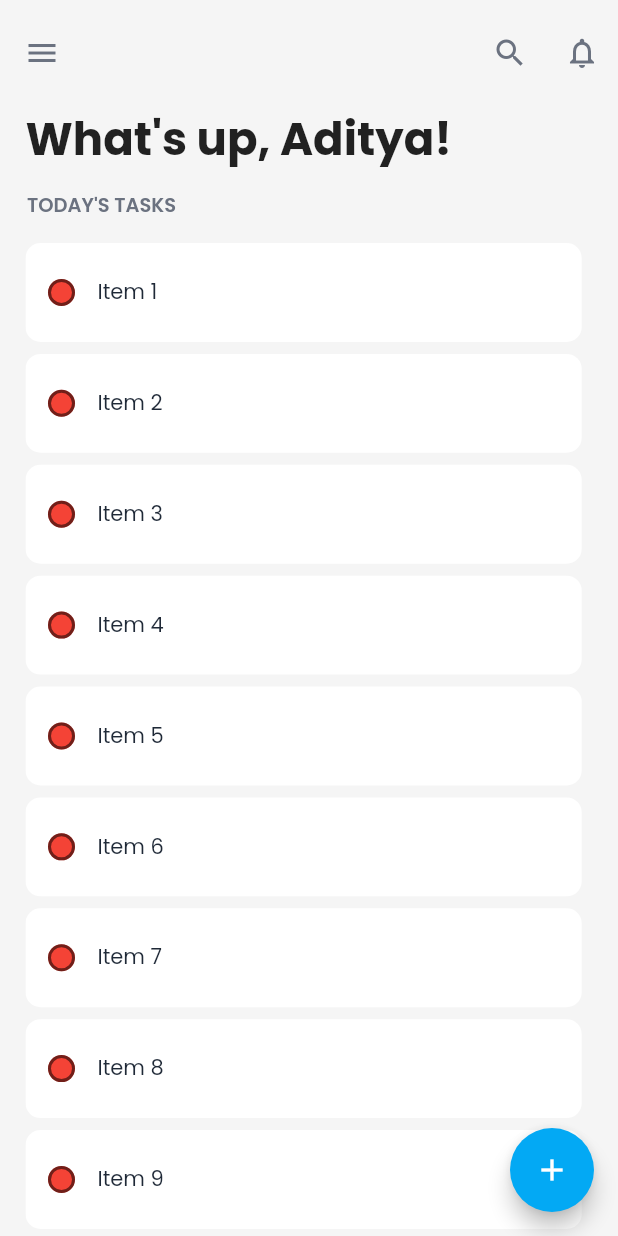
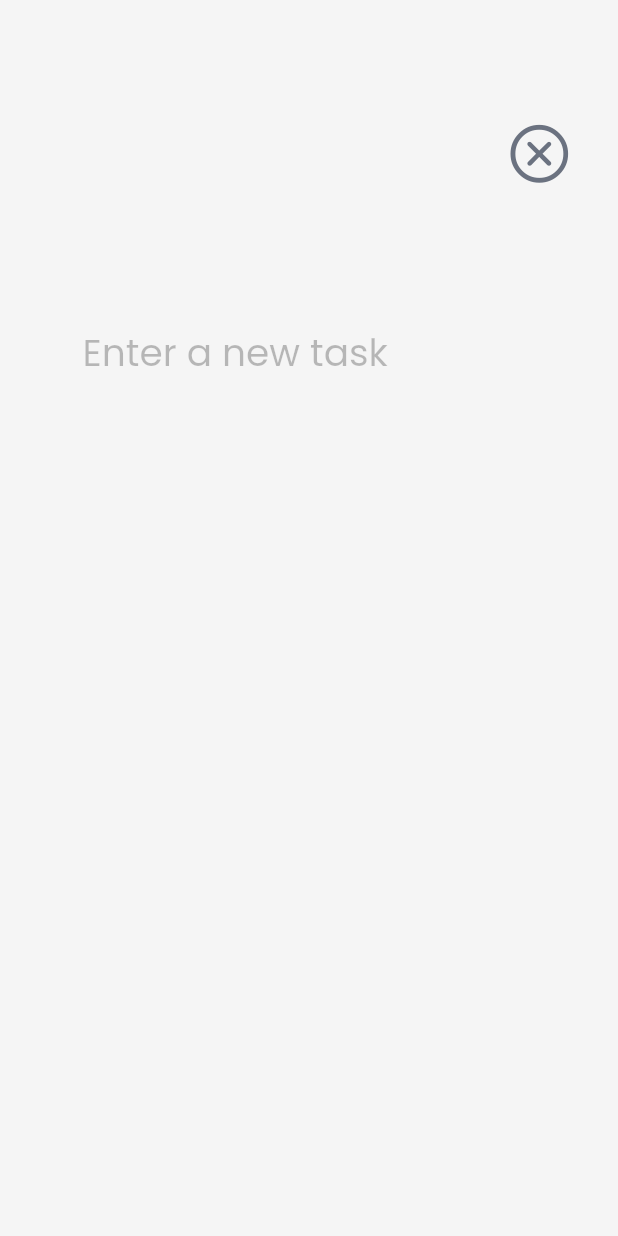
Before and after one commit to Adiii1436/DevTools, a Flutter app: the TodoListPage screen opened directly, after a tap on the "add" icon, on a phone screen of 412 x 824 dp. Run offline on Flutter 3.47's test engine with Material 2 defaults, Android fonts, the phone set to English and light mode, and no system bars; our stand-ins replace cloud_firestore, firebase_core, google_fonts, velocity_x; missing offline and left inert: cloud_firestore_web, firebase_analytics_web, firebase_auth_web, firebase_core_web, firebase_database_web, staggered_grid_view_flutter; accounts and stored records are empty.

Commit message:
created add_task.dart

```diff
--- /dev/null
+++ b/lib/Pages/todo_list_page.dart/add_task.dart
@@ -0,0 +1,49 @@
+import 'package:flutter/cupertino.dart';
+import 'package:flutter/material.dart';
+import 'package:velocity_x/velocity_x.dart';
+
+import '../../widgets/themes.dart';
+
+class AddTask extends StatelessWidget {
+  const AddTask({Key? key}) : super(key: key);
+
+  @override
+  Widget build(BuildContext context) {
+    return Scaffold(
+      backgroundColor: MyTheme.creamColor,
+      body: SafeArea(
+          child: Column(children: [
+        const SizedBox(
+          height: 50,
+        ),
+        Container(
+            padding: const EdgeInsets.all(30),
+            alignment: Alignment.centerRight,
+            child: const Icon(
+              CupertinoIcons.xmark_circle,
+              size: 45,
+              color: Vx.gray500,
+            )),
+        const SizedBox(
+          height: 50,
+        ),
+        Container(
+          margin: const EdgeInsets.only(left: 55),
+          child: const TextField(
+              cursorColor: Colors.black38,
+              style: TextStyle(fontSize: 25, color: Colors.black),
+              decoration: InputDecoration(
+                border: InputBorder.none,
+                focusedBorder: InputBorder.none,
+                enabledBorder: InputBorder.none,
+                disabledBorder: InputBorder.none,
+                hintText: 'Enter a new task',
+                hintStyle: TextStyle(
+                  color: Colors.black26,
+                ),
+              )),
+        )
+      ])),
+    );
+  }
+}
--- a/lib/Pages/todo_list_page.dart/todo_list.dart
+++ b/lib/Pages/todo_list_page.dart/todo_list.dart
@@ -1,3 +1,5 @@
+import 'dart:math';
+import 'package:devtools/Pages/todo_list_page.dart/add_task.dart';
 import 'package:devtools/widgets/themes.dart';
 import 'package:flutter/material.dart';
 import 'package:velocity_x/velocity_x.dart';
@@ -13,15 +15,30 @@ class _TodoListPageState extends State<TodoListPage> {
   bool isChecked = false;
   final items = List<String>.generate(20, (i) => 'Item ${i + 1}');
 
+  List<Color?> myColors = [
+    Colors.red[600],
+    Colors.green[600],
+    Colors.deepPurple[600],
+    Colors.blue[600],
+    Colors.pink[600],
+    Colors.brown[600]
+  ];
+
   @override
   Widget build(BuildContext context) {
     return Scaffold(
       backgroundColor: MyTheme.creamColor,
-      floatingActionButton: FloatingActionButton(
-        onPressed: () {},
+      floatingActionButton: Container(
+        margin: const EdgeInsets.only(bottom: 20),
+        child: FloatingActionButton(
+          onPressed: () {
+            Navigator.push(
+                context, MaterialPageRoute(builder: (context) => AddTask()));
+          },
           child: const Icon(
             Icons.add,
             color: Colors.white,
+          ),
         ),
       ),
       appBar: AppBar(
@@ -70,30 +87,21 @@ class _TodoListPageState extends State<TodoListPage> {
                     child: ListView.builder(
                       physics: const BouncingScrollPhysics(),
                       shrinkWrap: true,
-                      clipBehavior: Clip.antiAlias,
                       itemCount: items.length,
                       itemBuilder: (context, index) {
                         final item = items[index];
+                        Random random = Random();
+                        Color? bg = myColors[random.nextInt(6)];
                         return Dismissible(
-                          key: Key(items[index]),
+                          key: UniqueKey(),
                           direction: DismissDirection.horizontal,
-                          onDismissed: (direction) {},
-                          background: Container(
-                            decoration:
-                                BoxDecoration(color: MyTheme.creamColor),
-                            child: Row(
-                              children: const [
-                                Icon(
-                                  Icons.delete_outline,
-                                  color: Vx.gray400,
-                                ),
-                                Text(
-                                  "This task was deleted",
-                                  style: TextStyle(color: Vx.gray400),
-                                )
-                              ],
-                            ).px12(),
-                          ),
+                          onDismissed: (direction) {
+                            deleteItem(index);
+                          },
+                          resizeDuration: const Duration(milliseconds: 1400),
+                          background: swipeBackground(index, items[index]),
+                          secondaryBackground:
+                              swipeBackground(index, items[index]),
                           child: Container(
                             margin: const EdgeInsets.symmetric(vertical: 4),
                             height: MediaQuery.of(context).size.height * 0.08,
@@ -106,8 +114,7 @@ class _TodoListPageState extends State<TodoListPage> {
                               children: <Widget>[
                                 Checkbox(
                                   checkColor: Colors.white,
-                                  fillColor:
-                                      MaterialStateProperty.all(Colors.red),
+                                  fillColor: MaterialStateProperty.all(bg),
                                   value: isChecked,
                                   shape: const CircleBorder(),
                                   onChanged: (bool? value) {
@@ -116,9 +123,20 @@ class _TodoListPageState extends State<TodoListPage> {
                                     });
                                   },
                                 ),
-                                Text(
+                                isChecked
+                                    ? Text(
                                         item,
-                                  style: const TextStyle(color: Vx.gray800),
+                                        style: const TextStyle(
+                                            color: Vx.gray500,
+                                            fontWeight: FontWeight.bold,
+                                            decoration:
+                                                TextDecoration.lineThrough),
+                                      )
+                                    : Text(
+                                        item,
+                                        style: const TextStyle(
+                                            color: Vx.gray700,
+                                            fontWeight: FontWeight.bold),
                                       )
                               ],
                             ),
@@ -135,78 +153,57 @@ class _TodoListPageState extends State<TodoListPage> {
       ),
     );
   }
+
+  void deleteItem(index) {
+    items.removeAt(index);
+    setState(() {});
   }
 
-//  GFCheckbox(
-//                           size: GFSize.MEDIUM,
-//                           inactiveBgColor: Colors.red,
-//                           type: GFCheckboxType.circle,
-//                           onChanged: (value) {
-//                             setState(() {
-//                               isChecked = value;
-//                             });
-//                           },
-//                           value: isChecked,
-//                           inactiveIcon: const Icon(
-//                             Icons.circle,
-//                             size: 30,
-//                             color: Colors.white,
-//                           )),
+  void undoDeletion(index, item) {
+    if (items[index] != item) {
+      items.insert(index, item);
+    }
+    setState(() {});
+  }
 
-// Dismissible(
-//   key: Key(item),
-//   onDismissed: (direction) {
-//     setState(() {
-//       items.removeAt(index);
-//     });
-//   },
-//   background: Container(
-//     decoration:
-//         BoxDecoration(color: MyTheme.creamColor),
-//     child: Row(
-//       children: const [
-//         Icon(
-//           Icons.delete_outline,
-//           color: Vx.gray400,
-//         ),
-//         // SizedBox(
-//         //   width: 5,
-//         // ),
-//         Text(
-//           "This task was deleted",
-//           style: TextStyle(color: Vx.gray400),
-//         )
-//       ],
-//     ),
-//   ),
-//   child: Container(
-//     height: MediaQuery.of(context).size.height * 0.08,
-//     width: MediaQuery.of(context).size.width * 0.9,
-//     margin: const EdgeInsets.symmetric(
-//         vertical: 5, horizontal: 0),
-//     decoration: BoxDecoration(
-//         borderRadius: BorderRadius.circular(10),
-//         color: Colors.white),
-//     child: Row(
-//       mainAxisAlignment: MainAxisAlignment.start,
-//       children: <Widget>[
-//         Checkbox(
-//           checkColor: Colors.white,
-//           fillColor:
-//               MaterialStateProperty.all(Colors.red),
-//           value: isChecked,
-//           shape: const CircleBorder(),
-//           onChanged: (bool? value) {
-//             setState(() {
-//               isChecked = value!;
-//             });
-//           },
-//         ),
-//         Text(
-//           item,
-//           style: const TextStyle(color: Vx.gray800),
-//         )
-//       ],
-//     ),
-//   ),
-// );
+  Container swipeBackground(int index, String item) {
+    return Container(
+      decoration: BoxDecoration(color: MyTheme.creamColor),
+      child: Row(
+        mainAxisAlignment: MainAxisAlignment.spaceBetween,
+        children: [
+          Row(
+            children: const [
+              Icon(
+                Icons.delete_outline,
+                color: Vx.gray400,
+              ),
+              Text(
+                "This task was deleted",
+                style: TextStyle(color: Vx.gray400),
+              )
+            ],
+          ),
+          InkWell(
+            onTap: () {
+              undoDeletion(index, item);
+            },
+            child: Container(
+                height: 30,
+                width: 60,
+                decoration: BoxDecoration(
+                    border: Border.all(color: Vx.gray300),
+                    borderRadius: BorderRadius.circular(20)),
+                child: const Center(
+                  child: Text(
+                    "UNDO",
+                    style: TextStyle(
+                        color: Vx.gray500, fontWeight: FontWeight.bold),
+                  ),
+                )),
+          ),
+        ],
+      ).px12(),
+    );
+  }
+}
--- a/lib/widgets/themes.dart
+++ b/lib/widgets/themes.dart
@@ -7,7 +7,9 @@ class MyTheme {
         primarySwatch: Colors.lightBlue,
         cardColor: Colors.white,
         canvasColor: MyTheme.creamColor,
-      fontFamily: GoogleFonts.poppins().fontFamily
+        fontFamily: GoogleFonts.poppins().fontFamily,
+        bannerTheme: const MaterialBannerThemeData(
+            backgroundColor: Colors.white, elevation: 0.0),
         // appBarTheme: const AppBarTheme(
         //   color: Colors.white,
         //   elevation: 0.0,)
--- a/pubspec.yaml
+++ b/pubspec.yaml
@@ -35,6 +35,7 @@ dependencies:
   firebase_database: ^9.0.15
   flutter:
     sdk: flutter
+  flutter_slidable: ^1.3.0
   getwidget: ^3.0.1
   google_fonts: ^3.0.1
   html: ^0.15.0
```
Also changed, not shown: pubspec.lock. Lines whose indentation alone changed are shown as unchanged.
